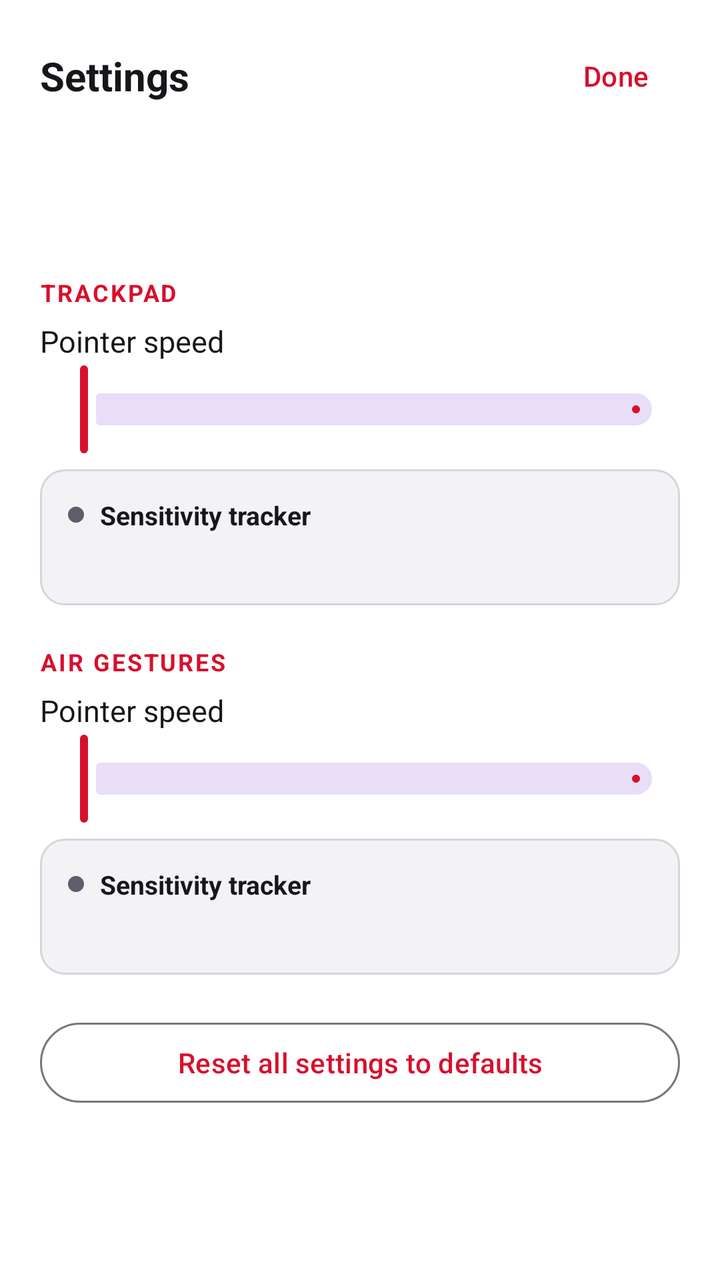
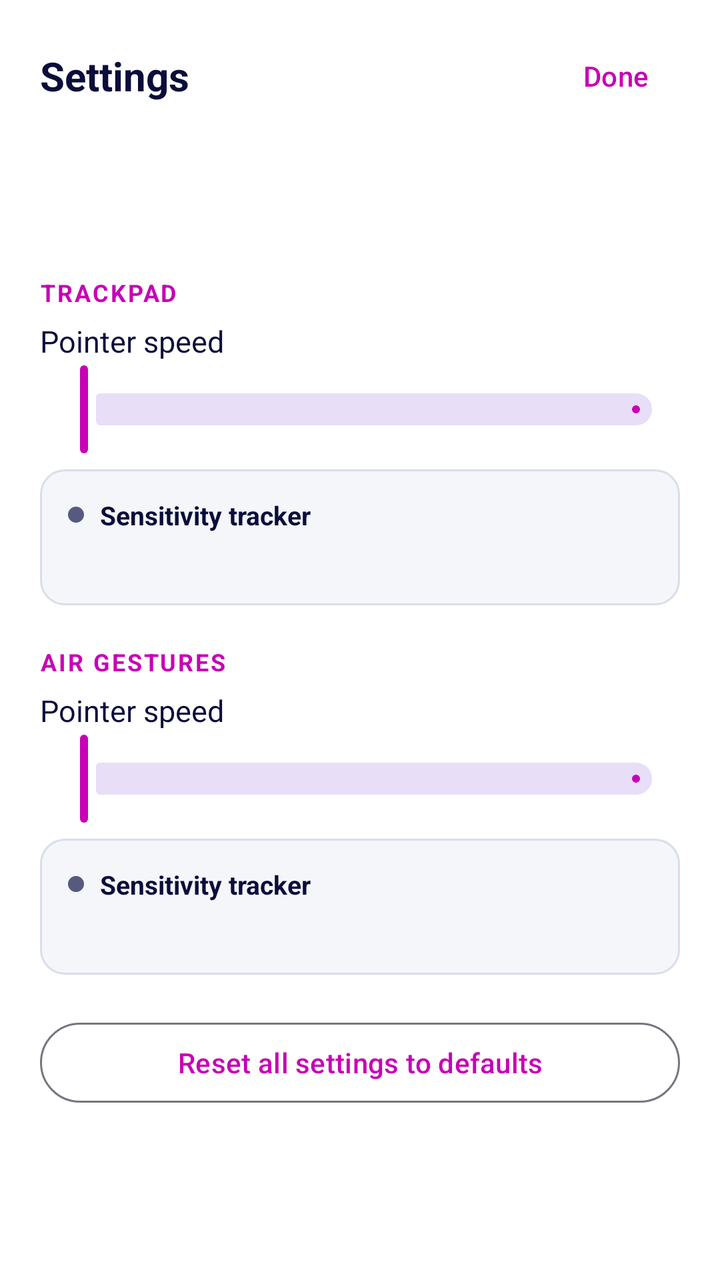

The first picture is an Android layout as it rendered before a commit; the second is the same layout after the commit. The layout source and the unified diff follow.
<!-- AndroidManifest.xml: application theme Theme.GestureMouse -->
<!-- res/layout/sheet_settings.xml -->
<?xml version="1.0" encoding="utf-8"?>
<LinearLayout xmlns:android="http://schemas.android.com/apk/res/android"
    xmlns:app="http://schemas.android.com/apk/res-auto"
    android:layout_width="match_parent"
    android:layout_height="match_parent"
    android:orientation="vertical"
    android:background="@color/panel">

    <LinearLayout
        android:layout_width="match_parent"
        android:layout_height="wrap_content"
        android:gravity="center_vertical"
        android:orientation="horizontal"
        android:paddingStart="20dp"
        android:paddingTop="14dp"
        android:paddingEnd="8dp">

        <TextView
            android:layout_width="0dp"
            android:layout_height="wrap_content"
            android:layout_weight="1"
            android:text="Settings"
            android:textColor="@color/paper"
            android:textSize="20sp"
            android:textStyle="bold" />

        <com.google.android.material.button.MaterialButton
            android:id="@+id/close"
            style="@style/Widget.Material3.Button.TextButton"
            android:layout_width="wrap_content"
            android:layout_height="wrap_content"
            android:text="Done" />
    </LinearLayout>

    <com.google.android.material.tabs.TabLayout
        android:id="@+id/tabs"
        android:layout_width="match_parent"
        android:layout_height="wrap_content"
        android:background="@color/panel"
        app:tabGravity="fill"
        app:tabIndicatorColor="@color/track"
        app:tabMode="scrollable"
        app:tabSelectedTextColor="@color/track"
        app:tabTextColor="@color/dim" />

    
    <androidx.core.widget.NestedScrollView
        android:id="@+id/scroll"
        android:layout_width="match_parent"
        android:layout_height="0dp"
        android:layout_weight="1">

        <FrameLayout
            android:layout_width="match_parent"
            android:layout_height="wrap_content"
            android:paddingHorizontal="20dp"
            android:paddingTop="8dp"
            android:paddingBottom="28dp">

            
            <LinearLayout
                android:id="@+id/pageSensitivity"
                android:layout_width="match_parent"
                android:layout_height="wrap_content"
                android:orientation="vertical">

                <TextView
                    style="@style/SettingsSection"
                    android:text="Trackpad" />

                <LinearLayout style="@style/SettingsRow">
                    <TextView
                        style="@style/SettingsLabel"
                        android:text="Pointer speed" />
                    <TextView
                        android:id="@+id/trackpadSpeedValue"
                        style="@style/SettingsValue" />
                </LinearLayout>

                <com.google.android.material.slider.Slider
                    app:tickVisible="false"
                    android:id="@+id/trackpadSpeed"
                    android:layout_width="match_parent"
                    android:layout_height="wrap_content"
                    android:contentDescription="Trackpad pointer speed"
                    android:stepSize="0.1"
                    android:valueFrom="0.4"
                    android:valueTo="3.0" />

                <include
                    android:id="@+id/trackpadTracker"
                    layout="@layout/item_tracker" />

                <TextView
                    style="@style/SettingsSection"
                    android:text="Air gestures" />

                <LinearLayout style="@style/SettingsRow">
                    <TextView
                        style="@style/SettingsLabel"
                        android:text="Pointer speed" />
                    <TextView
                        android:id="@+id/airSpeedValue"
                        style="@style/SettingsValue" />
                </LinearLayout>

                <com.google.android.material.slider.Slider
                    app:tickVisible="false"
                    android:id="@+id/airSpeed"
                    android:layout_width="match_parent"
                    android:layout_height="wrap_content"
                    android:contentDescription="Air gesture pointer speed"
                    android:stepSize="100"
                    android:valueFrom="400"
                    android:valueTo="4000" />

                <include
                    android:id="@+id/airTracker"
                    layout="@layout/item_tracker" />

                <com.google.android.material.button.MaterialButton
                    android:id="@+id/resetDefaults"
                    style="@style/Widget.Material3.Button.OutlinedButton"
                    android:layout_width="match_parent"
                    android:layout_height="wrap_content"
                    android:layout_marginTop="20dp"
                    android:text="Reset all settings to defaults" />
            </LinearLayout>

            
            <LinearLayout
                android:id="@+id/pageScrolling"
                android:layout_width="match_parent"
                android:layout_height="wrap_content"
                android:orientation="vertical"
                android:visibility="gone">

                <TextView
                    style="@style/SettingsSection"
                    android:text="Scrolling" />

                <LinearLayout style="@style/SettingsRow">
                    <TextView
                        style="@style/SettingsLabel"
                        android:text="Scroll speed" />
                    <TextView
                        android:id="@+id/scrollSpeedValue"
                        style="@style/SettingsValue" />
                </LinearLayout>

                <com.google.android.material.slider.Slider
                    app:tickVisible="false"
                    android:id="@+id/scrollSpeed"
                    android:layout_width="match_parent"
                    android:layout_height="wrap_content"
                    android:contentDescription="Scroll speed"
                    android:stepSize="0.1"
                    android:valueFrom="0.4"
                    android:valueTo="2.5" />

                <TextView
                    style="@style/SettingsNote"
                    android:text="Applies to two-finger scrolling on the trackpad and to scrolling in the Air tab." />

                <com.google.android.material.materialswitch.MaterialSwitch
                    android:id="@+id/naturalScroll"
                    android:layout_width="match_parent"
                    android:layout_height="wrap_content"
                    android:layout_marginTop="16dp"
                    android:text="Natural scrolling"
                    android:textColor="@color/paper" />

                <TextView
                    style="@style/SettingsNote"
                    android:text="Content follows your fingers, like scrolling on a phone. Off: it moves like a mouse wheel." />

                <TextView
                    style="@style/SettingsSection"
                    android:text="Keyboard" />

                <TextView
                    style="@style/SettingsNote"
                    android:text="Tap ⌨ in the trackpad's corner to type on the computer with this phone's keyboard. Keys are sent in the US layout: on a computer set to another layout, some symbols may come out as different ones. Characters with no US key (é, emoji) are skipped." />
            </LinearLayout>

            
            <LinearLayout
                android:id="@+id/pageAppearance"
                android:layout_width="match_parent"
                android:layout_height="wrap_content"
                android:orientation="vertical"
                android:visibility="gone">

                <TextView
                    style="@style/SettingsSection"
                    android:text="Theme" />

                <com.google.android.material.button.MaterialButtonToggleGroup
                    android:id="@+id/themeGroup"
                    android:layout_width="match_parent"
                    android:layout_height="wrap_content"
                    app:selectionRequired="true"
                    app:singleSelection="true">

                    <com.google.android.material.button.MaterialButton
                        android:id="@+id/themeSystem"
                        style="@style/Widget.Material3.Button.OutlinedButton"
                        android:layout_width="0dp"
                        android:layout_height="wrap_content"
                        android:layout_weight="1"
                        android:text="System" />

                    <com.google.android.material.button.MaterialButton
                        android:id="@+id/themeLight"
                        style="@style/Widget.Material3.Button.OutlinedButton"
                        android:layout_width="0dp"
                        android:layout_height="wrap_content"
                        android:layout_weight="1"
                        android:text="Light" />

                    <com.google.android.material.button.MaterialButton
                        android:id="@+id/themeDark"
                        style="@style/Widget.Material3.Button.OutlinedButton"
                        android:layout_width="0dp"
                        android:layout_height="wrap_content"
                        android:layout_weight="1"
                        android:text="Dark" />
                </com.google.android.material.button.MaterialButtonToggleGroup>

                <TextView
                    style="@style/SettingsNote"
                    android:text="System follows your phone's dark-mode setting. Switching redraws the app, so the computer reconnects for a moment." />
            </LinearLayout>

            
            <LinearLayout
                android:id="@+id/pageConnection"
                android:layout_width="match_parent"
                android:layout_height="wrap_content"
                android:orientation="vertical"
                android:visibility="gone">

                <TextView
                    style="@style/SettingsSection"
                    android:text="Status" />

                <TextView
                    android:id="@+id/connectionStatus"
                    android:layout_width="match_parent"
                    android:layout_height="wrap_content"
                    android:textColor="@color/paper"
                    android:textSize="15sp" />

                <TextView
                    android:id="@+id/rememberedHost"
                    style="@style/SettingsNote" />

                <com.google.android.material.button.MaterialButton
                    android:id="@+id/howToConnect"
                    style="@style/Widget.Material3.Button.OutlinedButton"
                    android:layout_width="match_parent"
                    android:layout_height="wrap_content"
                    android:layout_marginTop="16dp"
                    android:text="How to connect a computer" />

                <com.google.android.material.button.MaterialButton
                    android:id="@+id/makeVisible"
                    style="@style/Widget.Material3.Button.OutlinedButton"
                    android:layout_width="match_parent"
                    android:layout_height="wrap_content"
                    android:text="Make this phone visible" />

                <com.google.android.material.button.MaterialButton
                    android:id="@+id/bluetoothSettings"
                    style="@style/Widget.Material3.Button.OutlinedButton"
                    android:layout_width="match_parent"
                    android:layout_height="wrap_content"
                    android:text="Phone Bluetooth settings" />

                <com.google.android.material.button.MaterialButton
                    android:id="@+id/forgetHost"
                    style="@style/Widget.Material3.Button.OutlinedButton"
                    android:layout_width="match_parent"
                    android:layout_height="wrap_content"
                    android:layout_marginTop="16dp"
                    android:text="Forget remembered computer" />

                <TextView
                    style="@style/SettingsNote"
                    android:text="For moving the mouse to another computer: the app stops reconnecting to this one on launch, and whichever computer connects next is remembered instead. The pairing itself stays." />
            </LinearLayout>

            
            <LinearLayout
                android:id="@+id/pageHelp"
                android:layout_width="match_parent"
                android:layout_height="wrap_content"
                android:orientation="vertical"
                android:visibility="gone">

                <TextView
                    style="@style/SettingsSection"
                    android:text="How to use" />

                <com.google.android.material.button.MaterialButton
                    android:id="@+id/showWalkthrough"
                    style="@style/Widget.Material3.Button.OutlinedButton"
                    android:layout_width="match_parent"
                    android:layout_height="wrap_content"
                    android:text="Show the walkthrough" />

                <TextView
                    style="@style/SettingsSection"
                    android:text="Contact us" />

                <TextView
                    style="@style/SettingsNote"
                    android:text="Questions, problems or ideas? Email us — your phone and app details are filled in for you, which helps us sort out device-specific issues." />

                <com.google.android.material.button.MaterialButton
                    android:id="@+id/contactEmail"
                    android:layout_width="match_parent"
                    android:layout_height="wrap_content"
                    android:layout_marginTop="12dp"
                    android:text="Email us" />

                <TextView
                    android:id="@+id/versionInfo"
                    style="@style/SettingsNote"
                    android:layout_marginTop="24dp" />
            </LinearLayout>
        </FrameLayout>
    </androidx.core.widget.NestedScrollView>
</LinearLayout>
<!-- res/layout/item_tracker.xml (included above) -->
<?xml version="1.0" encoding="utf-8"?>
<LinearLayout xmlns:android="http://schemas.android.com/apk/res/android"
    android:layout_width="match_parent"
    android:layout_height="wrap_content"
    android:layout_marginTop="6dp"
    android:background="@drawable/tracker_card"
    android:orientation="vertical"
    android:padding="14dp">

    <LinearLayout
        android:layout_width="match_parent"
        android:layout_height="wrap_content"
        android:gravity="center_vertical"
        android:orientation="horizontal">

        <View
            android:id="@+id/trackerDot"
            android:layout_width="8dp"
            android:layout_height="8dp"
            android:layout_marginEnd="8dp"
            android:background="@drawable/dot" />

        <TextView
            android:id="@+id/trackerTitle"
            android:layout_width="0dp"
            android:layout_height="wrap_content"
            android:layout_weight="1"
            android:text="Sensitivity tracker"
            android:textColor="@color/paper"
            android:textSize="13sp"
            android:textStyle="bold" />
    </LinearLayout>

    <TextView
        android:id="@+id/trackerText"
        android:layout_width="match_parent"
        android:layout_height="wrap_content"
        android:layout_marginTop="6dp"
        android:textColor="@color/dim"
        android:textSize="12sp" />

    <com.google.android.material.button.MaterialButton
        android:id="@+id/trackerApply"
        style="@style/Widget.Material3.Button.TonalButton"
        android:layout_width="wrap_content"
        android:layout_height="wrap_content"
        android:layout_marginTop="8dp"
        android:visibility="gone" />
</LinearLayout>
<!-- resources referenced by this layout -->
<resources>
  <color name="dim">#FF5E5E6B</color>
  <color name="panel">#FFFFFFFF</color>
  <color name="paper">#FF16161B</color>
  <color name="track">#FFD7102D</color>
  <!-- drawable dot (drawable) -->
  <?xml version="1.0" encoding="utf-8"?>
  <shape xmlns:android="http://schemas.android.com/apk/res/android"
      android:shape="oval">
      <solid android:color="@color/dim" />
  </shape>
  <!-- drawable tracker_card (drawable) -->
  <?xml version="1.0" encoding="utf-8"?>
  <shape xmlns:android="http://schemas.android.com/apk/res/android" android:shape="rectangle">
      <solid android:color="@color/ink" />
      <stroke android:width="1dp" android:color="@color/line" />
      <corners android:radius="12dp" />
  </shape>
  <style name="SettingsLabel">
          <item name="android:layout_width">0dp</item>
          <item name="android:layout_height">wrap_content</item>
          <item name="android:layout_weight">1</item>
          <item name="android:textColor">@color/paper</item>
          <item name="android:textSize">15sp</item>
      </style>
  <style name="SettingsNote">
          <item name="android:layout_width">match_parent</item>
          <item name="android:layout_height">wrap_content</item>
          <item name="android:layout_marginTop">4dp</item>
          <item name="android:textColor">@color/dim</item>
          <item name="android:textSize">12sp</item>
          <item name="android:lineSpacingMultiplier">1.15</item>
      </style>
  <style name="SettingsRow">
          <item name="android:layout_width">match_parent</item>
          <item name="android:layout_height">wrap_content</item>
          <item name="android:orientation">horizontal</item>
          <item name="android:gravity">center_vertical</item>
      </style>
  <style name="SettingsSection">
          <item name="android:layout_width">match_parent</item>
          <item name="android:layout_height">wrap_content</item>
          <item name="android:layout_marginTop">20dp</item>
          <item name="android:layout_marginBottom">6dp</item>
          <item name="android:textColor">@color/track</item>
          <item name="android:textSize">12sp</item>
          <item name="android:textStyle">bold</item>
          <item name="android:textAllCaps">true</item>
          <item name="android:letterSpacing">0.08</item>
      </style>
  <style name="SettingsValue">
          <item name="android:layout_width">wrap_content</item>
          <item name="android:layout_height">wrap_content</item>
          <item name="android:textColor">@color/paper</item>
          <item name="android:textSize">15sp</item>
          <item name="android:textStyle">bold</item>
          <item name="android:fontFeatureSettings">tnum</item>
      </style>
  <style name="Theme.GestureMouse" parent="Theme.Material3.DayNight.NoActionBar">
          <item name="colorPrimary">@color/track</item>
          <item name="colorOnPrimary">@color/on_accent</item>
          <item name="colorSecondary">@color/fire</item>
          <item name="android:colorBackground">@color/ink</item>
          <item name="android:statusBarColor">@color/ink</item>
          <item name="android:navigationBarColor">@color/ink</item>
          <item name="android:textColor">@color/paper</item>
          <item name="tabIndicatorColor">@color/track</item>
          
          <item name="android:windowLightStatusBar">@bool/light_bars</item>
          <item name="android:windowLightNavigationBar">@bool/light_bars</item>
      </style>
  <color name="ink">#FFF3F3F6</color>
  <color name="line">#FFD5D5DD</color>
  <color name="on_accent">#FFFFFFFF</color>
  <color name="fire">#FFB86E00</color>
</resources>

<!-- the commit's change to res/layout/sheet_settings.xml (unified diff, before → after) -->
@@ -297,6 +297,16 @@
                 android:layout_height="wrap_content"
                 android:orientation="vertical"
                 android:visibility="gone">
+
+                <ImageView
+                    android:layout_width="160dp"
+                    android:layout_height="160dp"
+                    android:layout_gravity="center_horizontal"
+                    android:layout_marginTop="12dp"
+                    android:adjustViewBounds="true"
+                    android:contentDescription="Gesture Mouse"
+                    android:scaleType="fitCenter"
+                    android:src="@drawable/logo_full" />
 
                 <TextView
                     style="@style/SettingsSection"
<!-- resource entries referenced after the edit -->
@@ -1,15 +1,16 @@
 <!-- resources referenced by this layout -->
 <resources>
-  <color name="dim">#FF5E5E6B</color>
+  <color name="dim">#FF565A7E</color>
   <color name="panel">#FFFFFFFF</color>
-  <color name="paper">#FF16161B</color>
-  <color name="track">#FFD7102D</color>
+  <color name="paper">#FF0B0D3A</color>
+  <color name="track">#FFC800B6</color>
   <!-- drawable dot (drawable) -->
   <?xml version="1.0" encoding="utf-8"?>
   <shape xmlns:android="http://schemas.android.com/apk/res/android"
       android:shape="oval">
       <solid android:color="@color/dim" />
   </shape>
+  <!-- drawable logo_full: webp bitmap (drawable-night-nodpi, 202340 bytes) -->
   <!-- drawable tracker_card (drawable) -->
   <?xml version="1.0" encoding="utf-8"?>
   <shape xmlns:android="http://schemas.android.com/apk/res/android" android:shape="rectangle">
@@ -60,7 +61,8 @@
   <style name="Theme.GestureMouse" parent="Theme.Material3.DayNight.NoActionBar">
           <item name="colorPrimary">@color/track</item>
           <item name="colorOnPrimary">@color/on_accent</item>
-          <item name="colorSecondary">@color/fire</item>
+          <item name="colorSecondary">@color/cyan</item>
+          <item name="colorTertiary">@color/ok</item>
           <item name="android:colorBackground">@color/ink</item>
           <item name="android:statusBarColor">@color/ink</item>
           <item name="android:navigationBarColor">@color/ink</item>
@@ -70,9 +72,10 @@
           <item name="android:windowLightStatusBar">@bool/light_bars</item>
           <item name="android:windowLightNavigationBar">@bool/light_bars</item>
       </style>
-  <color name="ink">#FFF3F3F6</color>
-  <color name="line">#FFD5D5DD</color>
+  <color name="ink">#FFF4F6FA</color>
+  <color name="line">#FFDADDEA</color>
   <color name="on_accent">#FFFFFFFF</color>
-  <color name="fire">#FFB86E00</color>
+  <color name="cyan">#FF00929A</color>
+  <color name="ok">#FF3F8C00</color>
 </resources>
 
